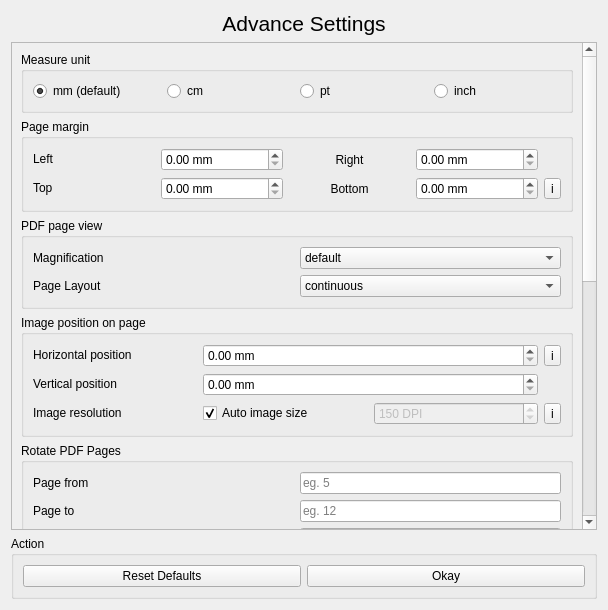
This is src/advance_setting.ui in rishabh3354/JPG2PDF as Qt 5 draws it before an edit. The edited form follows.
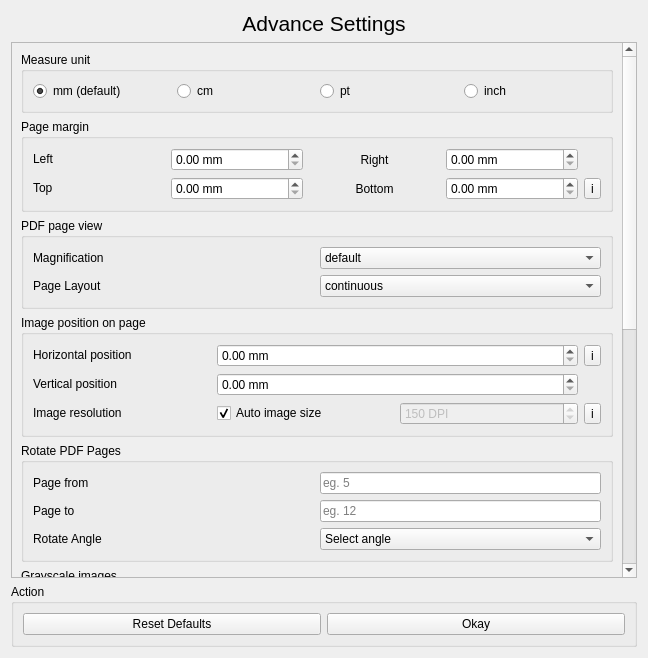
This is the edited form.

Commit message: theme setting

```diff
--- a/src/advance_setting.ui
+++ b/src/advance_setting.ui
@@ -6,8 +6,8 @@
    <rect>
     <x>0</x>
     <y>0</y>
-    <width>608</width>
-    <height>610</height>
+    <width>648</width>
+    <height>658</height>
    </rect>
   </property>
   <property name="windowTitle">
@@ -41,8 +41,8 @@
          <rect>
           <x>0</x>
           <y>0</y>
-          <width>572</width>
-          <height>1095</height>
+          <width>612</width>
+          <height>1094</height>
          </rect>
         </property>
         <layout class="QVBoxLayout" name="verticalLayout_4">
@@ -67,6 +67,9 @@
                   <property name="focusPolicy">
                    <enum>Qt::StrongFocus</enum>
                   </property>
+                  <property name="styleSheet">
+                   <string notr="true">QRadioButton::indicator { width: 20px;height:20px };</string>
+                  </property>
                   <property name="text">
                    <string>mm (default)</string>
                   </property>
@@ -77,6 +80,9 @@
                 </item>
                 <item row="0" column="3">
                  <widget class="QRadioButton" name="inch">
+                  <property name="styleSheet">
+                   <string notr="true">QRadioButton::indicator { width: 20px;height:20px };</string>
+                  </property>
                   <property name="text">
                    <string>inch</string>
                   </property>
@@ -84,6 +90,9 @@
                 </item>
                 <item row="0" column="1">
                  <widget class="QRadioButton" name="cm">
+                  <property name="styleSheet">
+                   <string notr="true">QRadioButton::indicator { width: 20px;height:20px };</string>
+                  </property>
                   <property name="text">
                    <string>cm</string>
                   </property>
@@ -91,6 +100,9 @@
                 </item>
                 <item row="0" column="2">
                  <widget class="QRadioButton" name="pt">
+                  <property name="styleSheet">
+                   <string notr="true">QRadioButton::indicator { width: 20px;height:20px };</string>
+                  </property>
                   <property name="text">
                    <string>pt</string>
                   </property>
```
Left out of the diff: 8 changed lines with no effect on the pictures. The commit also changes 13 other files.
